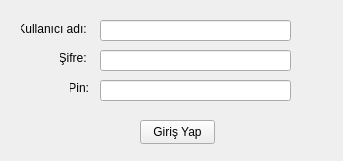
Qt form ui/form_login.ui (canetizen/gpacalc) before a commit.
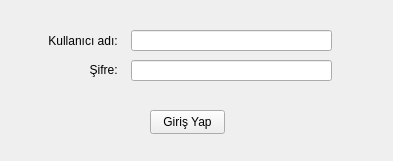
The same form after that commit. Icons and pictures are not drawn.

What changed in the file:
```diff
--- a/ui/form_login.ui
+++ b/ui/form_login.ui
@@ -9,7 +9,7 @@
    <rect>
     <x>0</x>
     <y>0</y>
-    <width>343</width>
+    <width>393</width>
     <height>161</height>
    </rect>
   </property>
@@ -26,9 +26,9 @@
   <widget class="QLineEdit" name="input_username">
    <property name="geometry">
     <rect>
-     <x>100</x>
-     <y>20</y>
-     <width>191</width>
+     <x>131</x>
+     <y>30</y>
+     <width>201</width>
      <height>21</height>
     </rect>
    </property>
@@ -36,22 +36,9 @@
   <widget class="QLineEdit" name="input_password">
    <property name="geometry">
     <rect>
-     <x>100</x>
-     <y>50</y>
-     <width>191</width>
-     <height>21</height>
-    </rect>
-   </property>
-   <property name="echoMode">
-    <enum>QLineEdit::Password</enum>
-   </property>
-  </widget>
-  <widget class="QLineEdit" name="input_pin">
-   <property name="geometry">
-    <rect>
-     <x>100</x>
-     <y>80</y>
-     <width>191</width>
+     <x>131</x>
+     <y>60</y>
+     <width>201</width>
      <height>21</height>
     </rect>
    </property>
@@ -62,8 +49,8 @@
   <widget class="QPushButton" name="button_login">
    <property name="geometry">
     <rect>
-     <x>140</x>
-     <y>120</y>
+     <x>150</x>
+     <y>110</y>
      <width>75</width>
      <height>24</height>
     </rect>
@@ -75,10 +62,10 @@
   <widget class="QLabel" name="label_username">
    <property name="geometry">
     <rect>
-     <x>21</x>
-     <y>21</y>
-     <width>69</width>
-     <height>16</height>
+     <x>30</x>
+     <y>31</y>
+     <width>91</width>
+     <height>20</height>
     </rect>
    </property>
    <property name="text">
@@ -92,9 +79,9 @@
    <property name="geometry">
     <rect>
      <x>60</x>
-     <y>50</y>
-     <width>30</width>
-     <height>16</height>
+     <y>60</y>
+     <width>61</width>
+     <height>20</height>
     </rect>
    </property>
    <property name="text">
@@ -104,22 +91,6 @@
     <set>Qt::AlignRight|Qt::AlignTrailing|Qt::AlignVCenter</set>
    </property>
   </widget>
-  <widget class="QLabel" name="label_password_2">
-   <property name="geometry">
-    <rect>
-     <x>70</x>
-     <y>80</y>
-     <width>19</width>
-     <height>16</height>
-    </rect>
-   </property>
-   <property name="text">
-    <string>Pin:</string>
-   </property>
-   <property name="alignment">
-    <set>Qt::AlignRight|Qt::AlignTrailing|Qt::AlignVCenter</set>
-   </property>
-  </widget>
  </widget>
  <resources/>
  <connections/>
```
Left out of the diff: 2 changed lines with no effect on the pictures.
